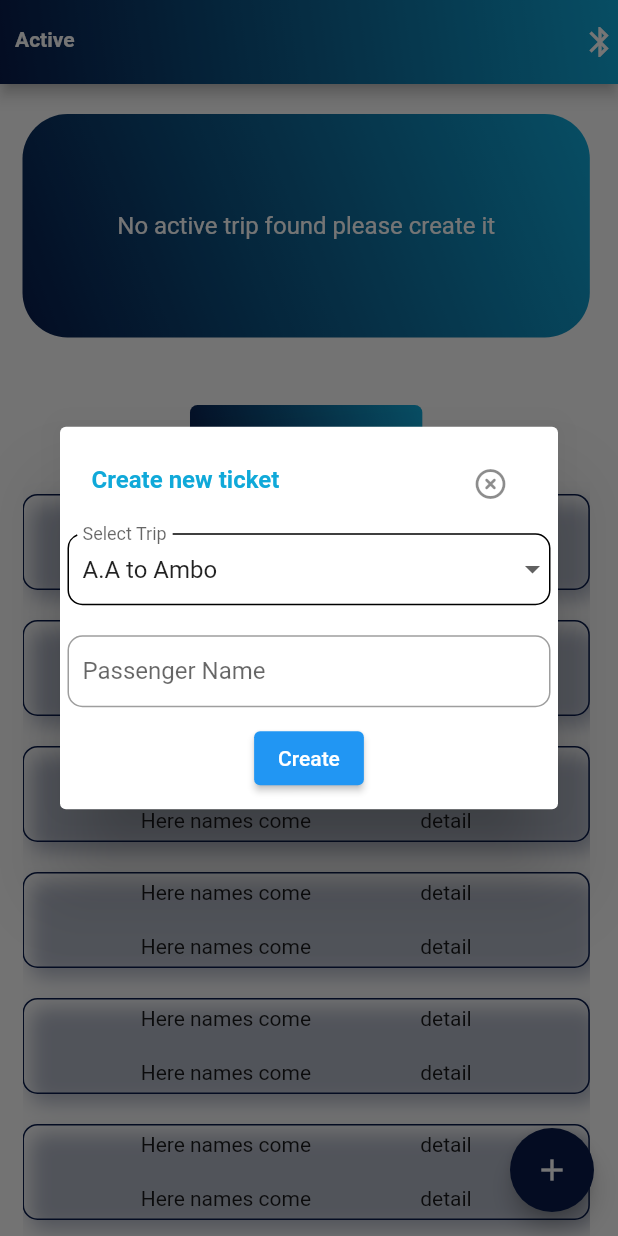
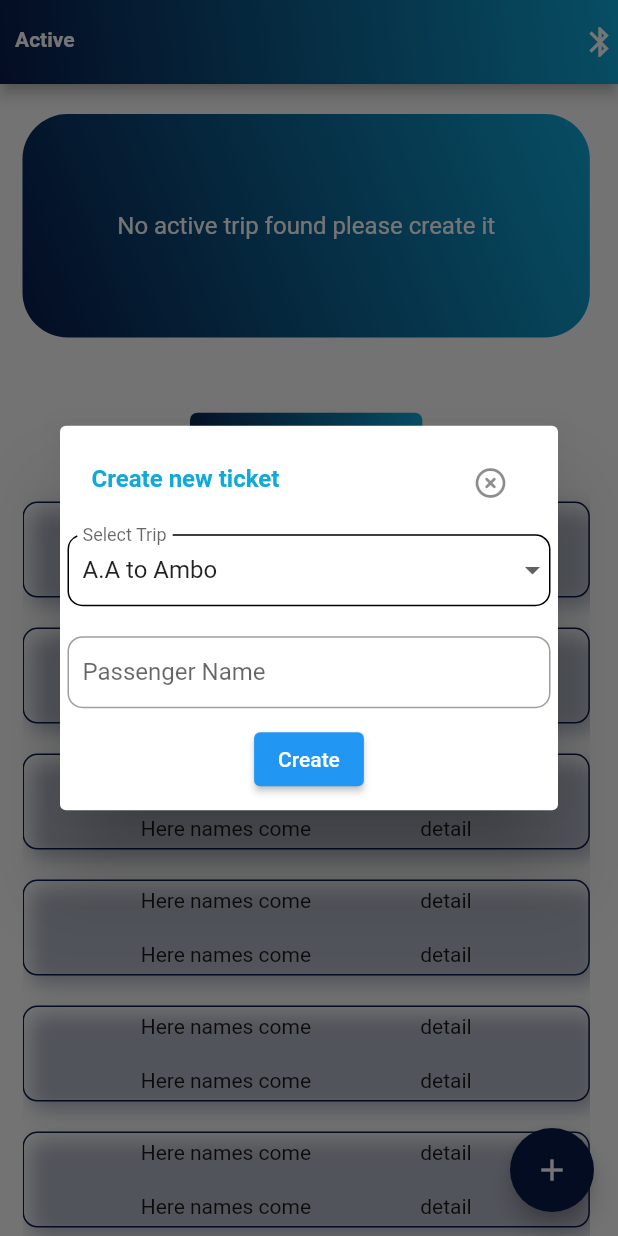
Before and after one commit to Haileleul-K/appointment_booking, a Flutter app: the HomePage screen opened by its route, after a tap on "Add Tickets", on a phone screen of 412 x 824 dp. Run offline on Flutter 3.47's test engine with Material 2 defaults, Android fonts, the light colour scheme and no system bars; our stand-ins replace bloc, dartz, flutter_bloc, flutter_easyloading, flutter_screenutil, get_it and 3 more; accounts and stored records are empty; statements that could not run were skipped.

Commit message:
ldev commit

```diff
--- /dev/null
+++ b/lib/features/home/bloc/trip_add_event.dart
@@ -0,0 +1,4 @@
+part of 'trip_add_bloc.dart';
+
+@immutable
+ class TripAddEvent {}
--- /dev/null
+++ b/lib/features/home/bloc/trip_add_state.dart
@@ -0,0 +1,5 @@
+part of 'trip_add_bloc.dart';
+
+@immutable
+ class TripAddState {}
+ class TripAddInitial extends TripAddState {}
--- a/lib/features/home/home.dart
+++ b/lib/features/home/home.dart
@@ -141,7 +141,7 @@ class _HomePageState extends State<HomePage> {
               //   child:
               // ),
               SizedBox(
-                height: 20,
+                height: 20.h,
               ),
               InkWell(
                 onTap: () => showDialog(
@@ -169,7 +169,7 @@ class _HomePageState extends State<HomePage> {
                                     icon:
                                         Icon(Icons.highlight_remove_rounded))),
                             SizedBox(
-                              height: 5,
+                              height: 5.h,
                             ),
                             DropdownButtonFormField<String>(
                               decoration: InputDecoration(
```
Also changed, not shown: lib/features/home/bloc/trip_add_bloc.dart (added, +13 -0 lines), lib/features/home/widgets/modal_bottom.dart (+25 -0 lines).
